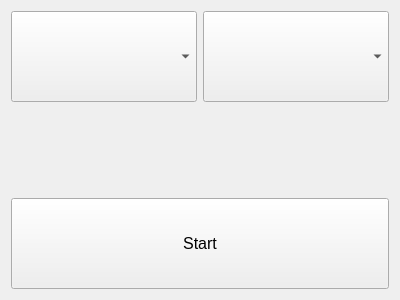
First picture: the form in app/src/gameoptions.ui, repository sojela/checkers, before the edit.
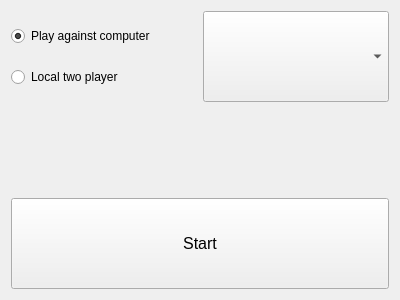
Second picture: the form after the edit.

Commit message: Change appearance of options window

```diff
--- a/app/src/gameoptions.ui
+++ b/app/src/gameoptions.ui
@@ -19,19 +19,25 @@
      <item>
       <layout class="QHBoxLayout" name="horizontalLayout" stretch="0,0">
        <item>
-        <widget class="QComboBox" name="gameType">
-         <property name="sizePolicy">
-          <sizepolicy hsizetype="Preferred" vsizetype="Expanding">
-           <horstretch>0</horstretch>
-           <verstretch>1</verstretch>
-          </sizepolicy>
-         </property>
-         <property name="font">
-          <font>
-           <pointsize>12</pointsize>
-          </font>
-         </property>
-        </widget>
+        <layout class="QVBoxLayout" name="verticalLayout_3">
+         <item>
+          <widget class="QRadioButton" name="ai">
+           <property name="text">
+            <string>Play against computer</string>
+           </property>
+           <property name="checked">
+            <bool>true</bool>
+           </property>
+          </widget>
+         </item>
+         <item>
+          <widget class="QRadioButton" name="twoPlayer">
+           <property name="text">
+            <string>Local two player</string>
+           </property>
+          </widget>
+         </item>
+        </layout>
        </item>
        <item>
         <widget class="QComboBox" name="difficulty">
```
The commit also changes 2 other files.
